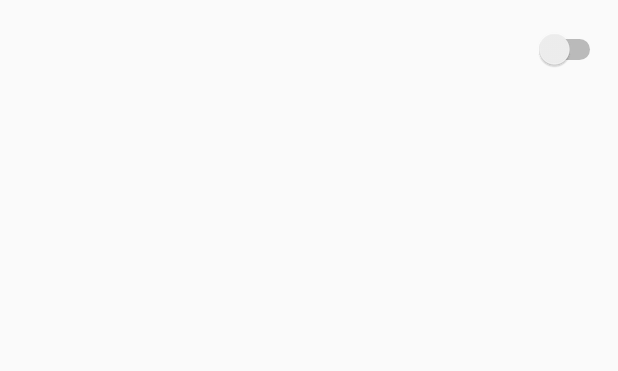
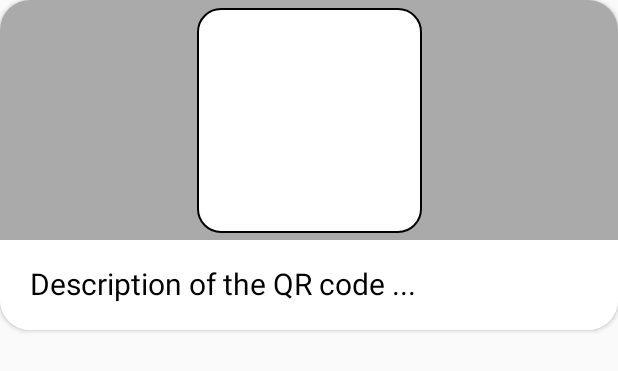
Before and after one commit to PurdueHCR/PurdueHCR-Android, an Android app: the layout list_item_qr_code.xml on its own in the app's theme, with its tools: preview values and no code run, on a phone screen of 412 x 824 dp. Shown: the top 371 px of the screen. Run offline under Robolectric (Android 15) with nearby library versions, the phone set to English and light mode, and no system bars.

```diff
--- a/app/src/main/java/com/hcrpurdue/jason/hcrhousepoints/ListAdapters/QrCodeListAdapter.java
+++ b/app/src/main/java/com/hcrpurdue/jason/hcrhousepoints/ListAdapters/QrCodeListAdapter.java
@@ -1,11 +1,13 @@
 package com.hcrpurdue.jason.hcrhousepoints.ListAdapters;
 
 import android.content.Context;
+import android.graphics.Bitmap;
 import android.os.Bundle;
 import android.view.LayoutInflater;
 import android.view.View;
 import android.view.ViewGroup;
 import android.widget.BaseAdapter;
+import android.widget.ImageView;
 import android.widget.ListAdapter;
 import android.widget.Switch;
 import android.widget.TextView;
@@ -24,6 +26,7 @@ import java.util.Objects;
 
 import com.hcrpurdue.jason.hcrhousepoints.Models.Link;
 import com.hcrpurdue.jason.hcrhousepoints.Utils.CacheManager;
+import com.hcrpurdue.jason.hcrhousepoints.Utils.QRCodeUtil;
 import com.hcrpurdue.jason.hcrhousepoints.Utils.UtilityInterfaces.CacheManagementInterface;
 
 public class QrCodeListAdapter extends BaseAdapter implements ListAdapter {
@@ -61,12 +64,21 @@ public class QrCodeListAdapter extends BaseAdapter implements ListAdapter {
             view = inflater.inflate(R.layout.list_item_qr_code, parent, false);
         }
 
-        TextView titleTextView = view.findViewById(R.id.title);
+        TextView titleTextView = view.findViewById(R.id.largeTextView);
         titleTextView.setText(qrCode.getDescription());
 
-        TextView typeTextView = view.findViewById(R.id.type);
+        ImageView qrCodeImage = view.findViewById(R.id.qrCodeImageView);
+        Bitmap qrCodeBitmap = QRCodeUtil.generateQRCode(qrCodeImage.getWidth(), qrCodeImage.getHeight(), qrCode.getAddress());
+        if(qrCodeBitmap != null){
+            qrCodeImage.setImageBitmap(qrCodeBitmap);
+        }
+        else{
+            Toast.makeText(context,"Could not create QR Code",Toast.LENGTH_LONG).show();
+        }
+
+        /*TextView typeTextView = view.findViewById(R.id.smallTextView);
         typeTextView.setText(qrCode.getPointType(context).getName());
-        Switch codeActiveSwitch = view.findViewById(R.id.qr_code_switch);
+        Switch codeActiveSwitch = view.findViewById(R.id.qrSwitch);
         codeActiveSwitch.setChecked(qrCode.isEnabled());
 
         codeActiveSwitch.setOnClickListener(new View.OnClickListener() {
@@ -92,7 +104,7 @@ public class QrCodeListAdapter extends BaseAdapter implements ListAdapter {
                     }
                 });
             }
-        });
+        });*/
 
 
 
--- a/app/src/main/java/com/hcrpurdue/jason/hcrhousepoints/Utils/QRCodeUtil.java
+++ b/app/src/main/java/com/hcrpurdue/jason/hcrhousepoints/Utils/QRCodeUtil.java
@@ -15,8 +15,6 @@ import static androidx.constraintlayout.motion.widget.MotionScene.TAG;
 public class QRCodeUtil {
 
     public static Bitmap generateQRCodeFromString(Activity activity, String url){
-
-
         Bitmap bitmap = null;
 
         DisplayMetrics displayMetrics = new DisplayMetrics();
@@ -36,4 +34,19 @@ public class QRCodeUtil {
         }
         return bitmap;
     }
+
+    public static Bitmap generateQRCode(int width, int height, String url) {
+        Bitmap bitmap = null;
+
+        int smallerDimension = width < height ? width : height;
+
+        QRGEncoder qrgEncoder = new QRGEncoder(url, null, QRGContents.Type.TEXT, smallerDimension);
+
+        try {
+            bitmap = qrgEncoder.encodeAsBitmap();
+        } catch (WriterException e) {
+            Log.v(TAG, e.toString());
+        }
+        return bitmap;
+    }
 }
--- a/app/src/main/res/layout/dialog_qr_submission.xml
+++ b/app/src/main/res/layout/dialog_qr_submission.xml
@@ -66,7 +66,7 @@
         android:id="@+id/view"
         android:layout_width="wrap_content"
         android:layout_height="2dp"
-        android:background="@color/colorAccent"
+        android:background="@color/black"
         app:layout_constraintEnd_toEndOf="parent"
         app:layout_constraintStart_toStartOf="parent"
         app:layout_constraintTop_toBottomOf="@+id/description_text_view" />
--- a/app/src/main/res/layout/fragment_qr_code_list.xml
+++ b/app/src/main/res/layout/fragment_qr_code_list.xml
@@ -34,8 +34,14 @@
             android:layout_marginStart="8dp"
             android:layout_marginTop="8dp"
             android:layout_marginEnd="16dp"
+            android:layout_marginRight="16dp"
             android:layout_marginBottom="16dp"
-            android:layout_marginRight="16dp"
+            android:divider="@android:color/transparent"
+            android:dividerHeight="10.0sp"
+            android:paddingLeft="10dp"
+            android:paddingTop="10dp"
+            android:paddingRight="10dp"
+            android:paddingBottom="10dp"
             app:layout_constraintBottom_toBottomOf="parent"
             app:layout_constraintEnd_toEndOf="parent"
             app:layout_constraintStart_toStartOf="parent"
--- a/app/src/main/res/layout/list_item_qr_code.xml
+++ b/app/src/main/res/layout/list_item_qr_code.xml
@@ -1,50 +1,64 @@
 <?xml version="1.0" encoding="utf-8"?>
-<androidx.constraintlayout.widget.ConstraintLayout xmlns:android="http://schemas.android.com/apk/res/android"
+<androidx.cardview.widget.CardView xmlns:android="http://schemas.android.com/apk/res/android"
     xmlns:app="http://schemas.android.com/apk/res-auto"
-    xmlns:tools="http://schemas.android.com/tools"
+    android:layout_width="match_parent"
+    android:layout_height="wrap_content"
+    android:background="@drawable/border"
+    app:cardCornerRadius="20dp">
+
+    <androidx.constraintlayout.widget.ConstraintLayout
         android:layout_width="match_parent"
         android:layout_height="match_parent"
         android:minHeight="?attr/listPreferredItemHeight">
 
-    <TextView
-        android:id="@+id/title"
-        android:layout_width="0dp"
-        android:layout_height="wrap_content"
-        android:layout_alignParentStart="true"
-        android:layout_alignParentTop="true"
-        android:layout_marginTop="8dp"
-        android:paddingEnd="8dp"
-        android:paddingStart="8dp"
-        android:textAppearance="?attr/textAppearanceListItem"
-        app:layout_constraintEnd_toStartOf="@+id/qr_code_switch"
+        <View
+            android:id="@+id/grayBackgroundView"
+            android:layout_width="wrap_content"
+            android:layout_height="160dp"
+            android:background="#AAAAAA"
+            android:shadowColor="#000000"
+            android:shadowDx="1.5"
+            android:shadowDy="1.3"
+            android:shadowRadius="1.6"
+            app:layout_constraintEnd_toEndOf="parent"
             app:layout_constraintStart_toStartOf="parent"
             app:layout_constraintTop_toTopOf="parent" />
 
+        <ImageView
+            android:id="@+id/qrCodeImageView"
+            android:layout_width="150dp"
+            android:layout_height="150dp"
+            app:layout_constraintBottom_toBottomOf="@+id/grayBackgroundView"
+            app:layout_constraintEnd_toEndOf="parent"
+            app:layout_constraintStart_toStartOf="parent"
+            app:layout_constraintTop_toTopOf="@+id/grayBackgroundView"
+            app:srcCompat="@drawable/border" />
+
+        <View
+            android:id="@+id/whiteBackgroundView"
+            android:layout_width="wrap_content"
+            android:layout_height="60dp"
+            android:background="#FFFFFF"
+            android:shadowColor="#000000"
+            android:shadowDx="1.5"
+            android:shadowDy="1.3"
+            android:shadowRadius="1.6"
+            app:layout_constraintEnd_toEndOf="parent"
+            app:layout_constraintStart_toStartOf="parent"
+            app:layout_constraintTop_toBottomOf="@+id/grayBackgroundView" />
+
         <TextView
-        android:id="@+id/type"
-        android:layout_width="0dp"
+            android:id="@+id/largeTextView"
+            android:layout_width="wrap_content"
             android:layout_height="wrap_content"
-        android:layout_alignParentStart="true"
-        android:layout_below="@id/title"
-        android:layout_marginTop="8dp"
-        android:paddingEnd="8dp"
-        android:paddingStart="8dp"
-        android:textAppearance="?attr/textAppearanceListItemSecondary"
-        app:layout_constraintEnd_toEndOf="@+id/title"
-        app:layout_constraintStart_toStartOf="parent"
-        app:layout_constraintTop_toBottomOf="@+id/title" />
+            android:layout_marginStart="20dp"
+            android:layout_marginTop="15dp"
+            android:text="Description of the QR code ..."
+            android:textColor="#000000"
+            android:textSize="20sp"
+            app:layout_constraintStart_toStartOf="@+id/whiteBackgroundView"
+            app:layout_constraintTop_toBottomOf="@+id/grayBackgroundView" />
 
 
-    <Switch
-        android:id="@+id/qr_code_switch"
-        android:layout_width="60dp"
-        android:layout_height="40dp"
-        android:layout_centerVertical="true"
-        android:layout_marginEnd="8dp"
-        app:layout_constraintBottom_toBottomOf="@+id/type"
-        app:layout_constraintEnd_toEndOf="parent"
-        app:layout_constraintTop_toTopOf="@+id/title"
-        android:checked="false"
-        />
-
     </androidx.constraintlayout.widget.ConstraintLayout>
+</androidx.cardview.widget.CardView>
--- a/app/src/main/res/values/styles.xml
+++ b/app/src/main/res/values/styles.xml
@@ -5,7 +5,7 @@
         <!-- Customize your theme here. -->
         <item name="colorPrimary">@color/colorPrimary</item>
         <item name="colorPrimaryDark">@color/colorPrimaryDark</item>
-        <item name="colorAccent">@color/colorAccent</item>
+        <item name="colorAccent">@color/black</item>
     </style>
 
     <style name="copper" parent="AppTheme">
@@ -45,7 +45,7 @@
 
     <style name="NumberPickerStyle">
         <item name="android:textSize">22dp</item>
-        <item name="android:textColorPrimary">@color/colorAccent</item>
-        <item name="android:colorControlNormal" tools:targetApi="lollipop">@color/colorAccent</item>
+        <item name="android:textColorPrimary">@color/black</item>
+        <item name="android:colorControlNormal" tools:targetApi="lollipop">@color/black</item>
     </style>
 </resources>
```
Lines whose indentation alone changed are shown as unchanged.
